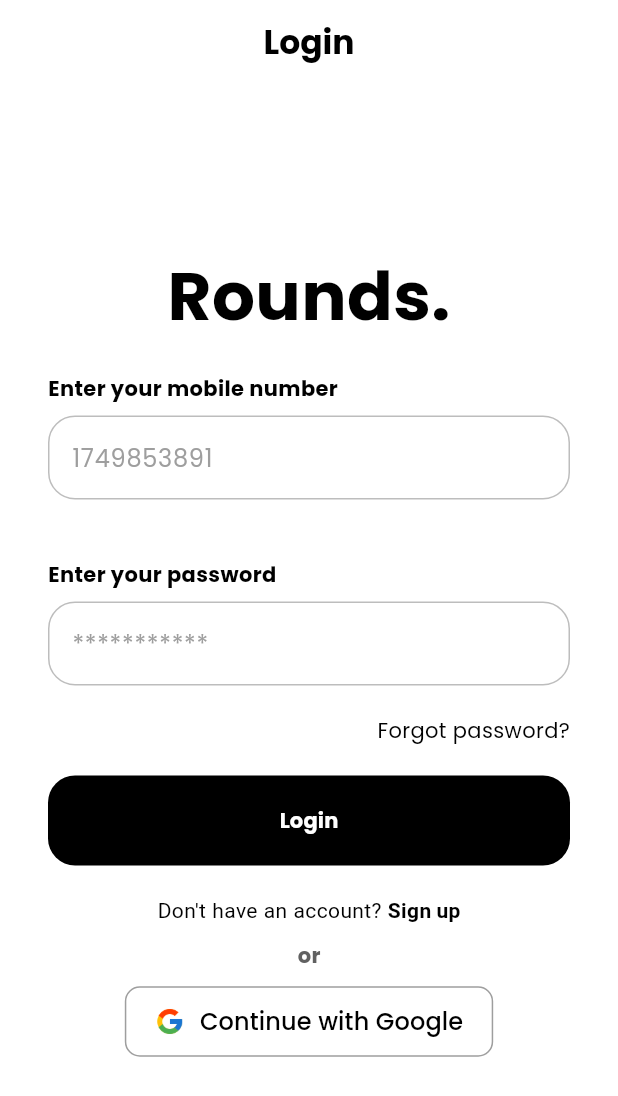
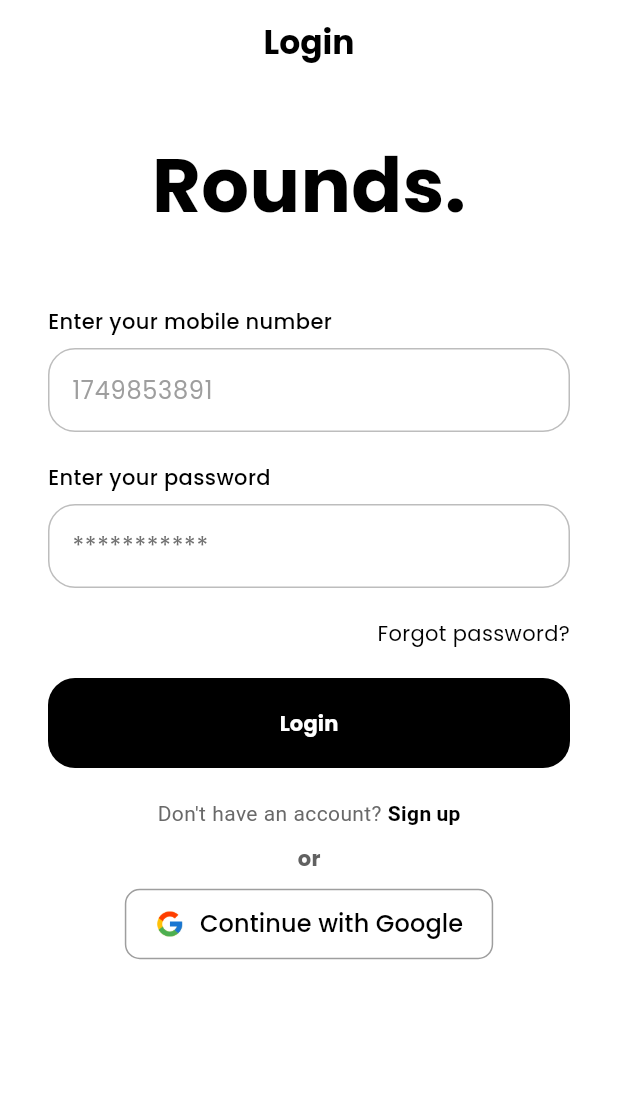
Before and after one commit to ronishrohan/rounds, a Flutter app: the screen it shows after launch, after a tap on "Get Started", on a phone screen of 412 x 824 dp. Shown: the top 1096 px of the screen. Run offline on Flutter 3.47's test engine with Material 3 defaults, Android fonts, the phone set to English and light mode, and no system bars; our stand-ins replace go_router, google_fonts.

Commit message:
hero transition

```diff
--- a/lib/pages/login.page.dart
+++ b/lib/pages/login.page.dart
@@ -31,11 +31,14 @@ class LandingScreen extends StatelessWidget {
                     padding: const EdgeInsets.only(top: 120),
                     child: Hero(
                       tag: "logo",
+                      child: Material(
+                        color: Colors.transparent,
                         child: Text(
                           "Rounds.",
                           style: TextStyle(
                             fontSize: 60,
                             fontWeight: FontWeight.bold,
+                          ),
                         ),
                       ),
                     ),
@@ -67,22 +70,29 @@ class LoginScreen extends StatelessWidget {
         centerTitle: true,
         title: Text("Login", style: TextStyle(fontWeight: FontWeight.bold)),
       ),
-      body: Container(
-        child: Padding(
+      body: SingleChildScrollView(
+        child: Container(
           padding: const EdgeInsets.all(32.0),
           child: Column(
             mainAxisAlignment: MainAxisAlignment.center,
             crossAxisAlignment: CrossAxisAlignment.center,
             children: [
-              Align(
-                alignment: Alignment(0.0, -1.0),
+              Padding(
+                padding: const EdgeInsets.only(bottom: 25.0),
+                child: Align(
+                  alignment: Alignment(
+                      0, -0.5), // Adjust the y-coordinate to move the text up
                   child: Hero(
                     tag: "logo",
+                    child: Material(
+                      color: Colors.transparent,
                       child: Text(
                         "Rounds.",
                         style: TextStyle(
-                      fontSize: 45,
+                          fontSize: 50,
                           fontWeight: FontWeight.bold,
+                        ),
+                      ),
                     ),
                   ),
                 ),
@@ -94,7 +104,7 @@ class LoginScreen extends StatelessWidget {
                   Text(
                     "Enter your mobile number",
                     style: TextStyle(
-                      fontWeight: FontWeight.bold,
+                      fontWeight: FontWeight.w500,
                       color: Colors.black,
                     ),
                   ),
@@ -120,7 +130,7 @@ class LoginScreen extends StatelessWidget {
                 ],
               ),
               SizedBox(
-                height: 40,
+                height: 20,
               ),
               Column(
                 crossAxisAlignment: CrossAxisAlignment.stretch,
@@ -128,7 +138,7 @@ class LoginScreen extends StatelessWidget {
                   Text(
                     "Enter your password",
                     style: TextStyle(
-                      fontWeight: FontWeight.bold,
+                      fontWeight: FontWeight.w500,
                       color: Colors.black,
                     ),
                   ),
@@ -139,7 +149,9 @@ class LoginScreen extends StatelessWidget {
                     keyboardType: TextInputType.number,
                     decoration: InputDecoration(
                       hintText: "***********",
-                      hintStyle: TextStyle(color: Colors.grey),
+                      hintStyle: TextStyle(
+                        color: Color.fromRGBO(112, 112, 112, 1),
+                      ),
                       enabledBorder: OutlineInputBorder(
                         borderRadius: Constants.borderRadius,
                         borderSide: BorderSide(
@@ -177,9 +189,8 @@ class LoginScreen extends StatelessWidget {
                 height: 20,
               ),
               SizedBox(
-                width: double
-                    .infinity, // This will make the button take the full width
-                height: 60.0, // Adjust the height as needed
+                width: double.infinity,
+                height: 60.0,
                 child: Button(
                   onPressed: () => router.go("/home"),
                   text: "Login",
@@ -198,13 +209,14 @@ class LoginScreen extends StatelessWidget {
                       TextSpan(
                         text: "Don't have an account? ",
                         style: TextStyle(
-                          color: Colors.black,
+                          color: Color.fromRGBO(105, 105, 105, 1),
                           fontWeight: FontWeight.w400,
                         ),
                         children: [
                           TextSpan(
                             text: "Sign up",
                             style: TextStyle(
+                              color: Colors.black,
                               fontWeight: FontWeight.bold,
                             ),
                             recognizer: TapGestureRecognizer()
@@ -243,10 +255,7 @@ class LoginScreen extends StatelessWidget {
                     text: "Continue with Google",
                     onPressed: () => {},
                     assetPath: "assets/images/google_logo.png",
-                  ),
-                  SizedBox(
-                    height: 10,
-                  ),
+                  )
                 ],
               ),
             ],
```
Lines whose indentation alone changed are shown as unchanged.
